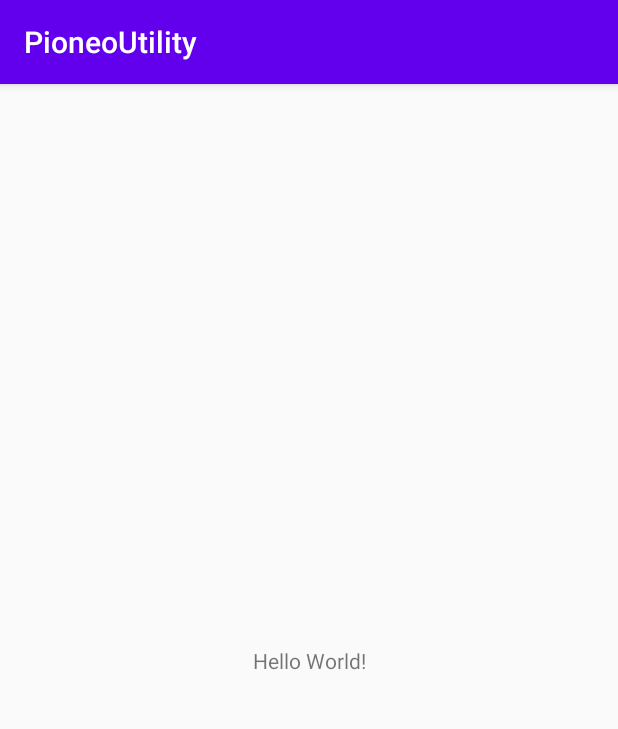
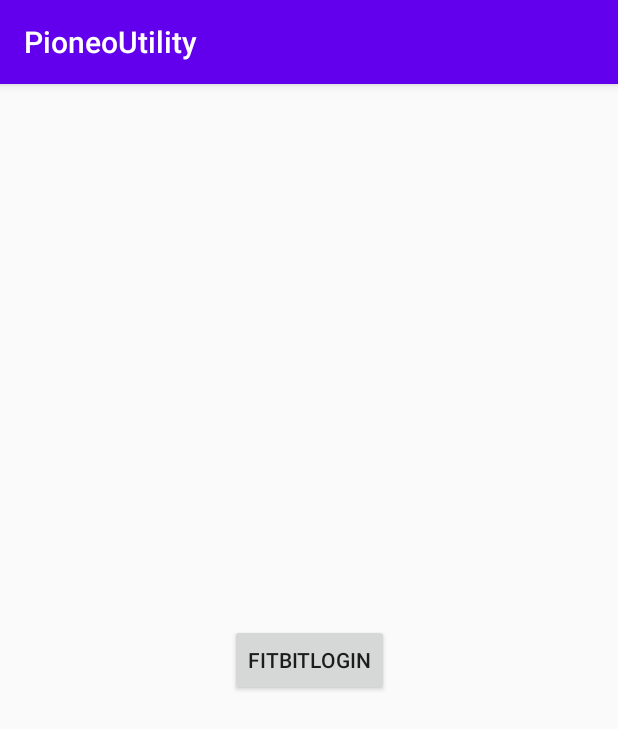
Before and after one commit to pioneo/android-pioneo-pioneo_utils, an Android app: the screen it shows after launch (MainActivity), on a phone screen of 412 x 824 dp. Shown: the top 729 px of the screen. Run offline under Robolectric (Android 15) with nearby library versions, the phone set to English and light mode, and no system bars; 4 statements that could not run were skipped.

```diff
--- a/PioUtils/build.gradle
+++ b/PioUtils/build.gradle
@@ -11,6 +11,9 @@ android {
 
         testInstrumentationRunner "androidx.test.runner.AndroidJUnitRunner"
         consumerProguardFiles "consumer-rules.pro"
+    }
+    dataBinding {
+        enabled = true
     }
 
     buildTypes {
--- a/app/build.gradle
+++ b/app/build.gradle
@@ -13,6 +13,9 @@ android {
         testInstrumentationRunner "androidx.test.runner.AndroidJUnitRunner"
     }
 
+    dataBinding {
+        enabled = true
+    }
     buildTypes {
         release {
             minifyEnabled false
@@ -29,7 +32,7 @@ dependencies {
     androidTestImplementation 'androidx.test.ext:junit:1.1.1'
     androidTestImplementation 'androidx.test.espresso:espresso-core:3.2.0'
 
-    implementation 'com.github.pioneo:android-pioneo-pioneo_utils:0.0.3'
+    implementation 'com.github.pioneo:android-pioneo-pioneo_utils:0.0.4'
 
 
 }
--- /dev/null
+++ b/app/src/main/java/de/pioneo/pioneo_utility/FitbitAuthApplication.java
@@ -0,0 +1,87 @@
+package de.pioneo.pioneo_utility;
+
+import android.app.Activity;
+import android.app.Application;
+import android.content.Context;
+import android.content.Intent;
+import android.content.pm.ApplicationInfo;
+import android.content.pm.PackageManager;
+import android.os.Bundle;
+
+import de.pioneo.pioutils.fitbit.authentication.AuthenticationConfiguration;
+import de.pioneo.pioutils.fitbit.authentication.AuthenticationConfigurationBuilder;
+import de.pioneo.pioutils.fitbit.authentication.AuthenticationManager;
+import de.pioneo.pioutils.fitbit.authentication.ClientCredentials;
+import de.pioneo.pioutils.fitbit.authentication.Scope;
+
+
+/**
+ * Created by jboggess on 9/28/16.
+ */
+
+public class FitbitAuthApplication extends Application {
+
+    /**
+     * These client credentials come from creating an app on https://dev.fitbit.com.
+     * <p>
+     * To use with your own app, register as a developer at https://dev.fitbit.com, create an application,
+     * set the "OAuth 2.0 Application Type" to "Client", enter a word for the redirect url as a url
+     * (like `https://finished` or `https://done` or `https://completed`, etc.), and save.
+     * <p>
+     */
+
+    //!! THIS SHOULD BE IN AN ANDROID KEYSTORE!! See https://developer.android.com/training/articles/keystore.html
+    private static final String CLIENT_SECRET = "86401692efd006045a157f45755000d0";
+
+    /**
+     * This key was generated using the SecureKeyGenerator [java] class. Run as a Java application (not Android)
+     * This key is used to encrypt the authentication token in Android user preferences. If someone decompiles
+     * your application they'll have access to this key, and access to your user's authentication token
+     */
+    //!! THIS SHOULD BE IN AN ANDROID KEYSTORE!! See https://developer.android.com/training/articles/keystore.html
+    private static final String SECURE_KEY = "CVPdQNAT6fBI4rrPLEn9x0+UV84DoqLFiNHpKOPLRW0=";
+
+    /**
+     * This method sets up the authentication config needed for
+     * successfully connecting to the Fitbit API. Here we include our client credentials,
+     * requested scopes, and  where to return after login
+     */
+    public static AuthenticationConfiguration generateAuthenticationConfiguration(Context context, Class<? extends Activity> mainActivityClass) {
+
+        try {
+            ApplicationInfo ai = context.getPackageManager().getApplicationInfo(context.getPackageName(), PackageManager.GET_META_DATA);
+            Bundle bundle = ai.metaData;
+
+            // Load clientId and redirectUrl from application manifest
+            String clientId = bundle.getString("de.pioneo.pioneo_utility.CLIENT_ID");
+            String redirectUrl = bundle.getString("de.pioneo.pioneo_utility.REDIRECT_URL");
+
+
+            ClientCredentials CLIENT_CREDENTIALS = new ClientCredentials(clientId, CLIENT_SECRET, redirectUrl);
+
+            return new AuthenticationConfigurationBuilder()
+
+                    .setClientCredentials(CLIENT_CREDENTIALS)
+                    .setEncryptionKey(SECURE_KEY)
+                    .setTokenExpiresIn(2592000L) // 30 days
+                    .setBeforeLoginActivity(new Intent(context, mainActivityClass))
+                    .addRequiredScopes(Scope.profile, Scope.settings)
+                    .addOptionalScopes(Scope.activity, Scope.weight)
+                    .setLogoutOnAuthFailure(true)
+
+                    .build();
+
+        } catch (Exception e) {
+            throw new RuntimeException(e);
+        }
+    }
+
+    /**
+     * 1. When the application starts, load our keys and configure the AuthenticationManager
+     */
+    @Override
+    public void onCreate() {
+        super.onCreate();
+        AuthenticationManager.configure(this, generateAuthenticationConfiguration(this, MainActivity.class));
+    }
+}
--- a/app/src/main/res/layout/activity_main.xml
+++ b/app/src/main/res/layout/activity_main.xml
@@ -6,13 +6,15 @@
     android:layout_height="match_parent"
     tools:context=".MainActivity">
 
-    <TextView
+
+    <Button
         android:layout_width="wrap_content"
         android:layout_height="wrap_content"
-        android:text="Hello World!"
+        android:text="fitbitlogin"
+        android:onClick="onLoginClick"
         app:layout_constraintBottom_toBottomOf="parent"
         app:layout_constraintLeft_toLeftOf="parent"
         app:layout_constraintRight_toRightOf="parent"
-        app:layout_constraintTop_toTopOf="parent" />
+        app:layout_constraintTop_toTopOf="parent"/>
 
 </androidx.constraintlayout.widget.ConstraintLayout>
```
Also changed, not shown: app/src/main/AndroidManifest.xml (+10 -1 lines).
